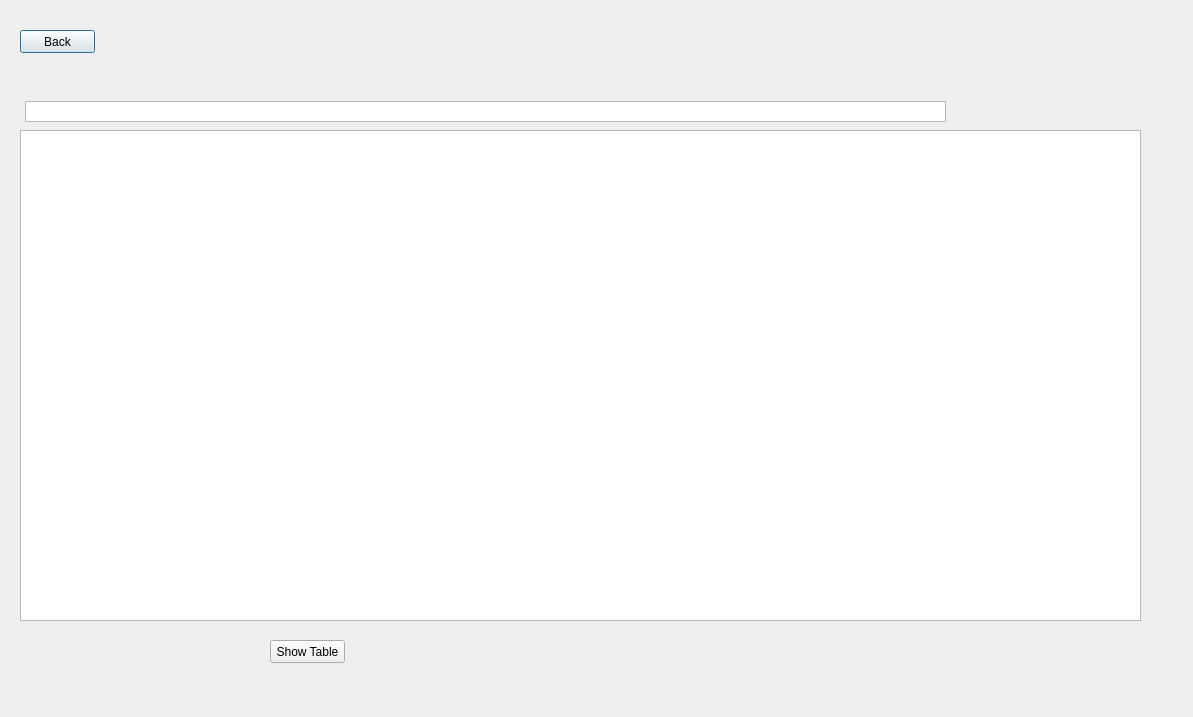
First picture: the form in admin.ui, repository Cyriously1/NFLTour, before the edit.
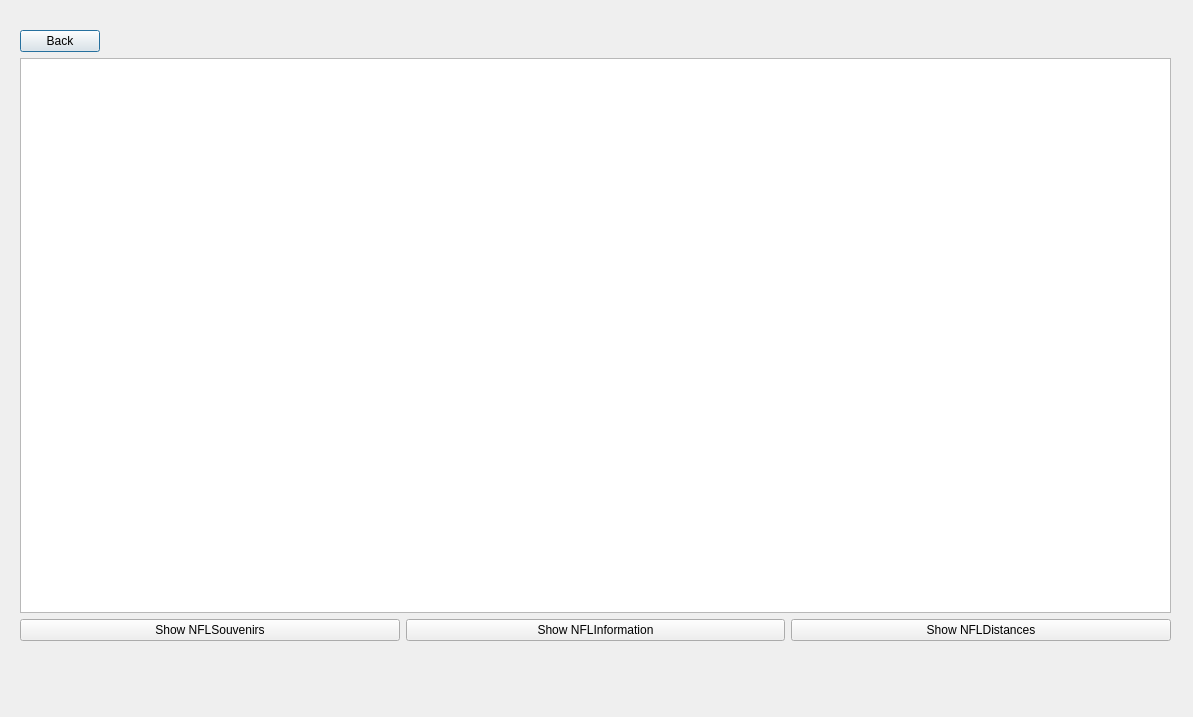
Second picture: the form after the edit.

Commit message: Added admin window functionality

```diff
--- a/admin.ui
+++ b/admin.ui
@@ -13,51 +13,73 @@
   <property name="windowTitle">
    <string>Dialog</string>
   </property>
-  <widget class="QPushButton" name="pushButton_back">
+  <widget class="QWidget" name="">
    <property name="geometry">
     <rect>
      <x>20</x>
      <y>30</y>
-     <width>75</width>
-     <height>23</height>
+     <width>1151</width>
+     <height>611</height>
     </rect>
    </property>
-   <property name="text">
-    <string>Back</string>
-   </property>
-  </widget>
-  <widget class="QTableWidget" name="tableWidget_table">
-   <property name="geometry">
-    <rect>
-     <x>25</x>
-     <y>101</y>
-     <width>921</width>
-     <height>21</height>
-    </rect>
-   </property>
-  </widget>
-  <widget class="QPushButton" name="pushButton_showTable">
-   <property name="geometry">
-    <rect>
-     <x>270</x>
-     <y>640</y>
-     <width>75</width>
-     <height>23</height>
-    </rect>
-   </property>
-   <property name="text">
-    <string>Show Table</string>
-   </property>
-  </widget>
-  <widget class="QTableView" name="admin_tableview">
-   <property name="geometry">
-    <rect>
-     <x>20</x>
-     <y>130</y>
-     <width>1121</width>
-     <height>491</height>
-    </rect>
-   </property>
+   <layout class="QVBoxLayout" name="verticalLayout_2">
+    <item>
+     <layout class="QVBoxLayout" name="verticalLayout">
+      <item>
+       <layout class="QHBoxLayout" name="horizontalLayout">
+        <item>
+         <widget class="QPushButton" name="pushButton_back">
+          <property name="text">
+           <string>Back</string>
+          </property>
+         </widget>
+        </item>
+        <item>
+         <spacer name="horizontalSpacer">
+          <property name="orientation">
+           <enum>Qt::Horizontal</enum>
+          </property>
+          <property name="sizeHint" stdset="0">
+           <size>
+            <width>40</width>
+            <height>20</height>
+           </size>
+          </property>
+         </spacer>
+        </item>
+       </layout>
+      </item>
+      <item>
+       <widget class="QTableView" name="admin_tableview"/>
+      </item>
+     </layout>
+    </item>
+    <item>
+     <layout class="QHBoxLayout" name="horizontalLayout_2">
+      <item>
+       <widget class="QPushButton" name="admin_showNFLSouvenirs">
+        <property name="text">
+         <string>Show NFLSouvenirs</string>
+        </property>
+       </widget>
+      </item>
+      <item>
+       <widget class="QPushButton" name="admin_showNFLInfo">
+        <property name="text">
+         <string>Show NFLInformation</string>
+        </property>
+       </widget>
+      </item>
+      <item>
+       <widget class="QPushButton" name="admin_showNFLDistances">
+        <property name="text">
+         <string>Show NFLDistances</string>
+        </property>
+       </widget>
+      </item>
+     </layout>
+    </item>
+   </layout>
   </widget>
  </widget>
  <resources/>
```
The commit also changes 3 other files.
